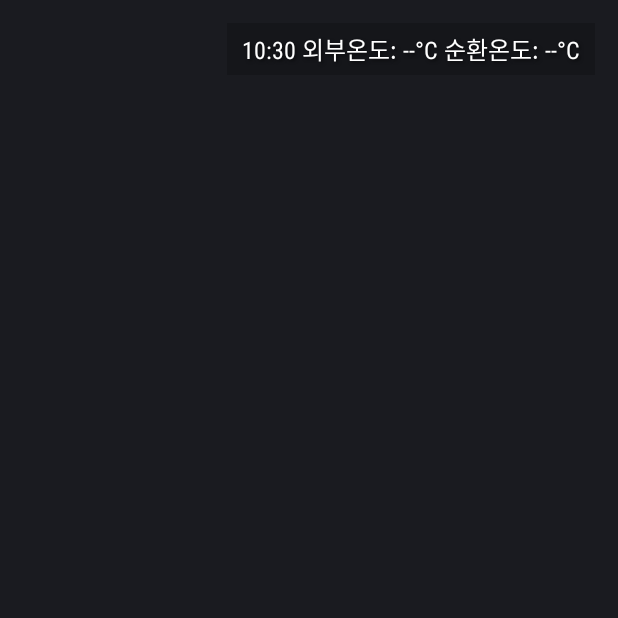
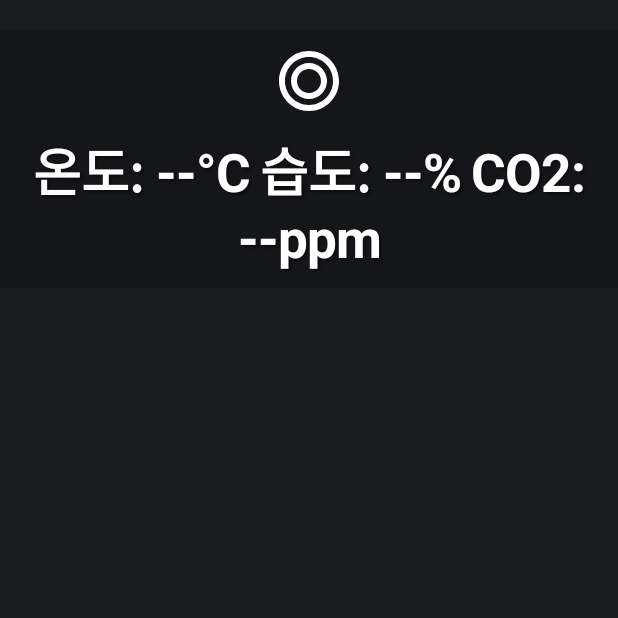
Before and after one commit to dsyou20/sgdisplayer, an Android app: the screen it shows after launch (center_content_template_activity), on a phone screen of 412 x 824 dp, the top half of it. Run offline under Robolectric (Android 15) with nearby library versions, the phone set to English and light mode, and no system bars; libraries missing offline, so code that uses them is left out: com.vuzix.hud; 1 statement that could not run was skipped.

Commit message:
=유아이개선

```diff
--- a/Blade_2_Template_App/app/src/main/java/devkit/blade/vuzix/com/blade_template_app/center_content_template_activity.java
+++ b/Blade_2_Template_App/app/src/main/java/devkit/blade/vuzix/com/blade_template_app/center_content_template_activity.java
@@ -5,7 +5,9 @@ import android.content.Context;
 import android.os.Bundle;
 import android.os.Handler;
 import android.os.Looper;
+import android.text.Html;
 import android.util.Log;
+import android.widget.ImageView;
 import android.widget.TextView;
 
 import java.util.Locale;
@@ -24,12 +26,29 @@ public class center_content_template_activity extends Activity implements Region
 
     // UI 요소
     private TextView mainText;
+    private ImageView sectionIcon;
 
     // 정보 관리자
     private RegionInfoManager infoManager;
 
     // 핸들러
     private Handler handler;
+
+    // 현재 표시할 섹션 인덱스
+    private int currentSectionIndex = 0;
+
+    // 섹션 표시 간격 (밀리초)
+    private static final long SECTION_DISPLAY_INTERVAL = 2000;
+
+    // 현재 RegionInfo 객체
+    private RegionInfo currentInfo;
+
+    // 아이콘 리소스 ID 배열
+    private final int[] sectionIcons = {
+        R.drawable.ic_environment,
+        R.drawable.ic_weather,
+        R.drawable.ic_control
+    };
 
     @Override
     protected void onCreate(Bundle savedInstanceState) {
@@ -46,8 +65,9 @@ public class center_content_template_activity extends Activity implements Region
         // 핸들러 초기화
         handler = new Handler(Looper.getMainLooper());
 
-        // 정보 표시를 위한 텍스트뷰 초기화
+        // UI 요소 초기화
         mainText = findViewById(R.id.main_text);
+        sectionIcon = findViewById(R.id.section_icon);
 
         // 정보 관리자 초기화
         infoManager = RegionInfoManager.getInstance();
@@ -69,6 +89,8 @@ public class center_content_template_activity extends Activity implements Region
         super.onPause();
         // 리스너 해제
         infoManager.removeListener(this);
+        // 섹션 표시 중지
+        handler.removeCallbacks(sectionDisplayRunnable);
     }
 
     @Override
@@ -80,13 +102,88 @@ public class center_content_template_activity extends Activity implements Region
     }
 
     /**
+     * 섹션을 순차적으로 표시하는 Runnable
+     */
+    private Runnable sectionDisplayRunnable = new Runnable() {
+        @Override
+        public void run() {
+            if (currentInfo != null) {
+                String displayText = "";
+                int iconResId = 0;
+
+                switch (currentSectionIndex) {
+                    case 0:
+                        displayText = getEnvironmentInfo();
+                        iconResId = sectionIcons[0];
+                        break;
+                    case 1:
+                        displayText = getWeatherInfo();
+                        iconResId = sectionIcons[1];
+                        break;
+                    case 2:
+                        displayText = getControlInfo();
+                        iconResId = sectionIcons[2];
+                        break;
+                }
+
+                // 아이콘 설정
+                sectionIcon.setImageResource(iconResId);
+
+                // 텍스트 설정
+                mainText.setText(Html.fromHtml(displayText, Html.FROM_HTML_MODE_LEGACY));
+
+                // 다음 섹션으로 이동
+                currentSectionIndex = (currentSectionIndex + 1) % 3;
+
+                // 2초 후에 다음 섹션 표시
+                handler.postDelayed(this, SECTION_DISPLAY_INTERVAL);
+            }
+        }
+    };
+
+    /**
+     * 환경 정보 섹션 텍스트 생성
+     */
+    private String getEnvironmentInfo() {
+        StringBuilder sb = new StringBuilder();
+        sb.append("<big>온도: ").append(currentInfo.getTemperature()).append("°C</big>\n\n")
+          .append("<big>    습도: ").append(currentInfo.getHumidity()).append("%</big>\n\n")
+          .append("<big>    CO2: ").append(currentInfo.getCo2()).append("ppm</big>");
+        return sb.toString();
+    }
+
+    /**
+     * 기상 정보 섹션 텍스트 생성
+     */
+    private String getWeatherInfo() {
+        StringBuilder sb = new StringBuilder();
+        sb.append("<big>외부온도: ").append(currentInfo.getOutdoorTemp()).append("°C</big>\n\n")
+          .append("<big>    일사량: ").append(currentInfo.getRadiation()).append("W/㎡</big>\n\n")
+          .append("<big>    풍향: ").append(currentInfo.getWindDirection()).append("</big>\n\n")
+          .append("<big>    풍속: ").append(currentInfo.getWindSpeed()).append("m/s</big>\n\n")
+          .append("<big>    강우량: ").append(currentInfo.getRainfall()).append("mm</big>");
+        return sb.toString();
+    }
+
+    /**
+     * 제어 정보 섹션 텍스트 생성
+     */
+    private String getControlInfo() {
+        StringBuilder sb = new StringBuilder();
+        sb.append("<big>천창: ").append(currentInfo.getSkyWindow()).append("</big>\n\n")
+          .append("<big>    CO2발생기: ").append(currentInfo.getCo2Generator()).append("</big>\n\n")
+          .append("<big>    냉난방기: ").append(currentInfo.getHvacStatus()).append("</big>");
+        return sb.toString();
+    }
+
+    /**
      * 정보 업데이트 이벤트 핸들러
      */
     @Override
     public void onRegionInfoUpdated(RegionInfo info) {
-        runOnUiThread(() -> {
-            // 화면에 정보 표시
-            mainText.setText(info.getTemperature());
-        });
+        currentInfo = info;
+        // 섹션 표시 시작
+        handler.removeCallbacks(sectionDisplayRunnable);
+        handler.post(sectionDisplayRunnable);
     }
 }
--- a/Blade_2_Template_App/app/src/main/java/devkit/blade/vuzix/com/blade_template_app/displayinfo/RegionInfo.java
+++ b/Blade_2_Template_App/app/src/main/java/devkit/blade/vuzix/com/blade_template_app/displayinfo/RegionInfo.java
@@ -1,44 +1,47 @@
 package devkit.blade.vuzix.com.blade_template_app.displayinfo;
 
 /**
- * 온도 정보를 담는 데이터 클래스
+ * 온실 환경 정보를 담는 데이터 클래스
  */
 public class RegionInfo {
-    // 지역명 (기존 location 필드 활용)
-    private String location;
+    // 환경 정보
+    private String temperature;    // 온도
+    private String humidity;       // 습도
+    private String co2;           // 이산화탄소
+    private String ph;            // PH
 
-    // 온도 정보 내용 (기존 temperature 필드 활용)
-    private String temperature;
+    // 제어 정보
+    private String skyWindow;     // 천창 상태
+    private String co2Generator;  // CO2발생기 상태
+    private String hvacStatus;    // 냉난방기 상태
 
-    // 외부 온도 (기존 humidity 필드 활용)
-    private String humidity;
+    // 기상 정보
+    private String outdoorTemp;   // 외부 온도
+    private String radiation;     // 일사량
+    private String windDirection; // 풍향
+    private String windSpeed;     // 풍속
+    private String rainfall;      // 강우량
 
-    // 순환 온도 (기존 windSpeed 필드 활용)
-    private String windSpeed;
+    // 표시용 텍스트
+    private String displayText;
 
     /**
      * 기본 생성자
      */
     public RegionInfo() {
-        this("", "", "", "");
-    }
-
-    /**
-     * 매개변수가 있는 생성자
-     */
-    public RegionInfo(String location, String temperature, String humidity, String windSpeed) {
-        this.location = location;
-        this.temperature = temperature;
-        this.humidity = humidity;
-        this.windSpeed = windSpeed;
-    }
-
-    public String getLocation() {
-        return location;
-    }
-
-    public void setLocation(String location) {
-        this.location = location;
+        this.temperature = "--";
+        this.humidity = "--";
+        this.co2 = "--";
+        this.ph = "--";
+        this.skyWindow = "--";
+        this.co2Generator = "--";
+        this.hvacStatus = "--";
+        this.outdoorTemp = "--";
+        this.radiation = "--";
+        this.windDirection = "--";
+        this.windSpeed = "--";
+        this.rainfall = "--";
+        this.displayText = "";
     }
 
     public String getTemperature() {
@@ -57,6 +60,70 @@ public class RegionInfo {
         this.humidity = humidity;
     }
 
+    public String getCo2() {
+        return co2;
+    }
+
+    public void setCo2(String co2) {
+        this.co2 = co2;
+    }
+
+    public String getPh() {
+        return ph;
+    }
+
+    public void setPh(String ph) {
+        this.ph = ph;
+    }
+
+    public String getSkyWindow() {
+        return skyWindow;
+    }
+
+    public void setSkyWindow(String skyWindow) {
+        this.skyWindow = skyWindow;
+    }
+
+    public String getCo2Generator() {
+        return co2Generator;
+    }
+
+    public void setCo2Generator(String co2Generator) {
+        this.co2Generator = co2Generator;
+    }
+
+    public String getHvacStatus() {
+        return hvacStatus;
+    }
+
+    public void setHvacStatus(String hvacStatus) {
+        this.hvacStatus = hvacStatus;
+    }
+
+    public String getOutdoorTemp() {
+        return outdoorTemp;
+    }
+
+    public void setOutdoorTemp(String outdoorTemp) {
+        this.outdoorTemp = outdoorTemp;
+    }
+
+    public String getRadiation() {
+        return radiation;
+    }
+
+    public void setRadiation(String radiation) {
+        this.radiation = radiation;
+    }
+
+    public String getWindDirection() {
+        return windDirection;
+    }
+
+    public void setWindDirection(String windDirection) {
+        this.windDirection = windDirection;
+    }
+
     public String getWindSpeed() {
         return windSpeed;
     }
@@ -64,4 +131,50 @@ public class RegionInfo {
     public void setWindSpeed(String windSpeed) {
         this.windSpeed = windSpeed;
     }
+
+    public String getRainfall() {
+        return rainfall;
+    }
+
+    public void setRainfall(String rainfall) {
+        this.rainfall = rainfall;
+    }
+
+    public String getDisplayText() {
+        return displayText;
+    }
+
+    public void setDisplayText(String displayText) {
+        this.displayText = displayText;
+    }
+
+    /**
+     * 현재 정보를 보기 좋게 포맷팅하여 반환
+     */
+    public String getFormattedDisplayText() {
+        StringBuilder sb = new StringBuilder();
+
+        // 환경 정보
+        sb.append("<big><b>■ 환경 정보</b></big>\n")
+          .append("<big>온도: ").append(temperature).append("°C  ")
+          .append("습도: ").append(humidity).append("%</big>\n")
+          .append("<big>CO2: ").append(co2).append("ppm  ")
+          .append("PH: ").append(ph).append("</big>\n\n");
+
+        // 제어 정보
+        sb.append("<big><b>■ 제어 상태</b></big>\n")
+          .append("<big>천창: ").append(skyWindow).append("  ")
+          .append("CO2발생기: ").append(co2Generator).append("</big>\n")
+          .append("<big>냉난방기: ").append(hvacStatus).append("</big>\n\n");
+
+        // 기상 정보
+        sb.append("<big><b>■ 기상 정보</b></big>\n")
+          .append("<big>외부온도: ").append(outdoorTemp).append("°C  ")
+          .append("일사량: ").append(radiation).append("W/㎡</big>\n")
+          .append("<big>풍향: ").append(windDirection).append("  ")
+          .append("풍속: ").append(windSpeed).append("m/s</big>\n")
+          .append("<big>강우량: ").append(rainfall).append("mm</big>");
+
+        return sb.toString();
+    }
 }
--- /dev/null
+++ b/Blade_2_Template_App/app/src/main/res/drawable/ic_control.xml
@@ -0,0 +1,11 @@
+<?xml version="1.0" encoding="utf-8"?>
+<vector xmlns:android="http://schemas.android.com/apk/res/android"
+    android:width="24dp"
+    android:height="24dp"
+    android:viewportWidth="24"
+    android:viewportHeight="24"
+    android:tint="#FFFFFF">
+    <path
+        android:fillColor="@android:color/white"
+        android:pathData="M12,2C6.48,2 2,6.48 2,12s4.48,10 10,10 10,-4.48 10,-10S17.52,2 12,2zM12,20c-4.41,0 -8,-3.59 -8,-8s3.59,-8 8,-8 8,3.59 8,8 -3.59,8 -8,8zM12,6c-3.31,0 -6,2.69 -6,6s2.69,6 6,6 6,-2.69 6,-6 -2.69,-6 -6,-6zM12,16c-2.21,0 -4,-1.79 -4,-4s1.79,-4 4,-4 4,1.79 4,4 -1.79,4 -4,4z"/>
+</vector>
--- /dev/null
+++ b/Blade_2_Template_App/app/src/main/res/drawable/ic_environment.xml
@@ -0,0 +1,11 @@
+<?xml version="1.0" encoding="utf-8"?>
+<vector xmlns:android="http://schemas.android.com/apk/res/android"
+    android:width="24dp"
+    android:height="24dp"
+    android:viewportWidth="24"
+    android:viewportHeight="24"
+    android:tint="#FFFFFF">
+    <path
+        android:fillColor="@android:color/white"
+        android:pathData="M12,2C6.48,2 2,6.48 2,12s4.48,10 10,10 10,-4.48 10,-10S17.52,2 12,2zM12,20c-4.41,0 -8,-3.59 -8,-8s3.59,-8 8,-8 8,3.59 8,8 -3.59,8 -8,8zM12,6c-3.31,0 -6,2.69 -6,6s2.69,6 6,6 6,-2.69 6,-6 -2.69,-6 -6,-6zM12,16c-2.21,0 -4,-1.79 -4,-4s1.79,-4 4,-4 4,1.79 4,4 -1.79,4 -4,4z"/>
+</vector>
--- /dev/null
+++ b/Blade_2_Template_App/app/src/main/res/drawable/ic_weather.xml
@@ -0,0 +1,11 @@
+<?xml version="1.0" encoding="utf-8"?>
+<vector xmlns:android="http://schemas.android.com/apk/res/android"
+    android:width="24dp"
+    android:height="24dp"
+    android:viewportWidth="24"
+    android:viewportHeight="24"
+    android:tint="#FFFFFF">
+    <path
+        android:fillColor="@android:color/white"
+        android:pathData="M19.35,10.04C18.67,6.59 15.64,4 12,4 9.11,4 6.6,5.64 5.35,8.04 2.34,8.36 0,10.91 0,14c0,3.31 2.69,6 6,6h13c2.76,0 5,-2.24 5,-5 0,-2.64 -2.05,-4.78 -4.65,-4.96zM14,13v4h-4v-4H7l5,-5 5,5h-3z"/>
+</vector>
--- a/Blade_2_Template_App/app/src/main/res/layout/activity_center_content_template_style.xml
+++ b/Blade_2_Template_App/app/src/main/res/layout/activity_center_content_template_style.xml
@@ -17,31 +17,40 @@
     <!-- 제목 텍스트 -->
 
     <!-- 메인 정보 표시 영역 -->
-    <TextView
-        android:id="@+id/main_text"
-        android:layout_width="wrap_content"
+    <LinearLayout
+        android:id="@+id/info_container"
+        android:layout_width="match_parent"
         android:layout_height="wrap_content"
         android:layout_alignParentTop="true"
-        android:layout_alignParentRight="true"
-        android:layout_marginTop="15dp"
-        android:layout_marginRight="15dp"
+        android:layout_marginTop="20dp"
+        android:orientation="vertical"
+        android:gravity="center"
         android:background="#33000000"
-        android:fontFamily="sans-serif-condensed"
-        android:gravity="right"
-        android:maxLines="1"
-        android:ellipsize="end"
-        android:paddingLeft="10dp"
-        android:paddingRight="10dp"
-        android:paddingTop="5dp"
-        android:paddingBottom="5dp"
-        android:shadowColor="#80000000"
-        android:shadowDx="1.5"
-        android:shadowDy="1.5"
-        android:shadowRadius="2"
-        android:text="@string/loading_info"
-        android:textColor="#FFFFFF"
-        android:textSize="16sp"
-        android:textStyle="normal"
-        android:visibility="visible" />
+        android:padding="10dp">
+
+        <!-- 아이콘 -->
+        <ImageView
+            android:id="@+id/section_icon"
+            android:layout_width="48dp"
+            android:layout_height="48dp"
+            android:layout_marginBottom="10dp"
+            android:src="@drawable/ic_environment"
+            android:contentDescription="섹션 아이콘" />
+
+        <!-- 정보 텍스트 -->
+        <TextView
+            android:id="@+id/main_text"
+            android:layout_width="wrap_content"
+            android:layout_height="wrap_content"
+            android:textColor="#FFFFFF"
+            android:textSize="28sp"
+            android:textStyle="bold"
+            android:gravity="center"
+            android:shadowColor="#80000000"
+            android:shadowDx="1.5"
+            android:shadowDy="1.5"
+            android:shadowRadius="2" />
+
+    </LinearLayout>
 
 </RelativeLayout>
```
Also changed, not shown: Blade_2_Template_App/app/src/main/java/devkit/blade/vuzix/com/blade_template_app/displayinfo/RegionInfoManager.java (+42 -15 lines), 2 other files.
